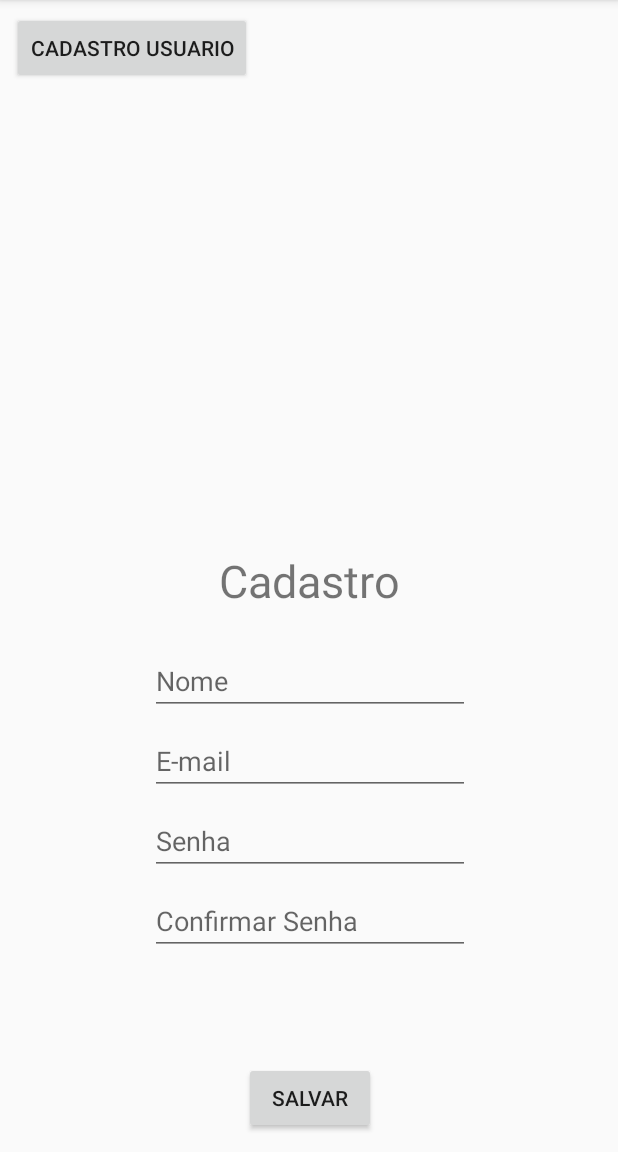
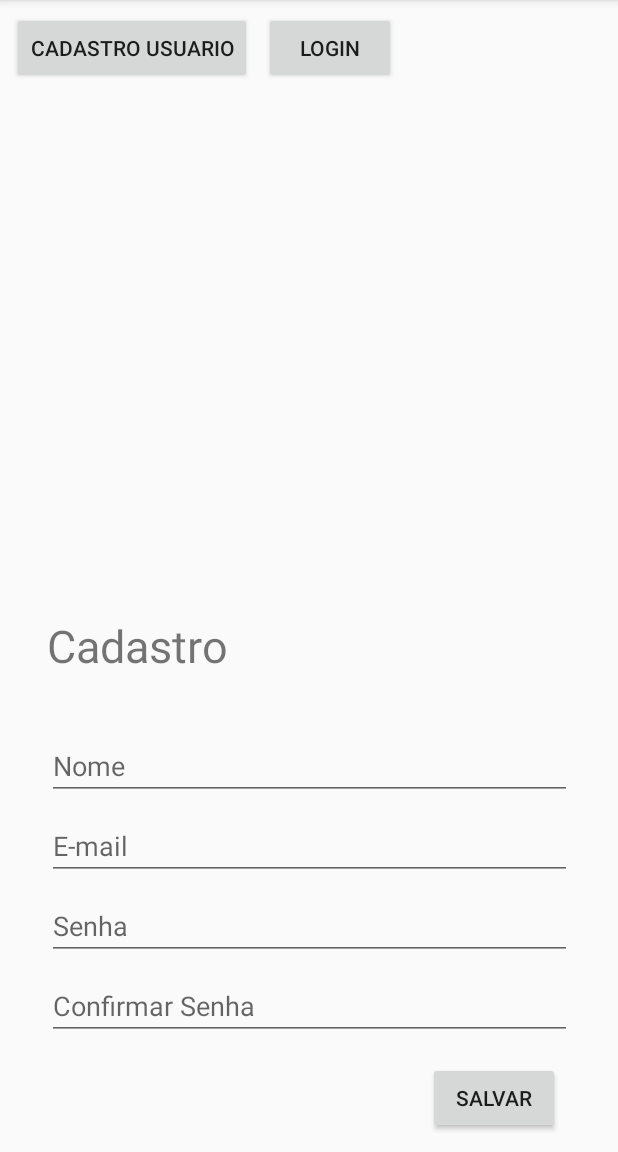
Before and after one commit to angelagra/Projeto-Integrador-IV---Sistema-Web-Modularizavel, an Android app: the screen it shows after launch (TestesFragmentos), after a tap on "CADASTRO USUARIO", on a phone screen of 412 x 824 dp, the part 84-1236 px from its top. Run offline under Robolectric (Android 15) with nearby library versions, the phone set to English and light mode, and no system bars.

Commit message:
Telas Cadastro Usuário

```diff
--- a/HippoSupermecado/app/src/main/java/com/hipposupermecado/TestesFragmentos.java
+++ b/HippoSupermecado/app/src/main/java/com/hipposupermecado/TestesFragmentos.java
@@ -7,7 +7,7 @@ import android.widget.Button;
 
 public class TestesFragmentos extends AppCompatActivity {
 
-    private Button btnCadastroUsuario;
+    private Button btnCadastroUsuario, btnLogin;
 
     @Override
     protected void onCreate(Bundle savedInstanceState) {
@@ -15,6 +15,8 @@ public class TestesFragmentos extends AppCompatActivity {
         setContentView(R.layout.activity_testes_fragmentos);
 
         btnCadastroUsuario = (Button) findViewById(R.id.btnCadastroUsuario);
+        btnLogin = (Button) findViewById(R.id.btnLogin);
+
 
         View.OnClickListener listenerCadastroUsuario = new View.OnClickListener() {
             @Override
@@ -24,5 +26,15 @@ public class TestesFragmentos extends AppCompatActivity {
             }
         };
         btnCadastroUsuario.setOnClickListener(listenerCadastroUsuario);
+
+
+        View.OnClickListener listenerLogin = new View.OnClickListener() {
+            @Override
+            public void onClick(View view) {
+                Login login = new Login();
+                getSupportFragmentManager().beginTransaction().replace(R.id.frameLayout, login).commit();
+            }
+        };
+        btnLogin.setOnClickListener(listenerLogin);
     }
 }
--- a/HippoSupermecado/app/src/main/res/layout/activity_testes_fragmentos.xml
+++ b/HippoSupermecado/app/src/main/res/layout/activity_testes_fragmentos.xml
@@ -9,7 +9,7 @@
     <FrameLayout
         android:id="@+id/frameLayout"
         android:layout_width="350dp"
-        android:layout_height="413dp"
+        android:layout_height="370dp"
         android:layout_marginBottom="4dp"
         android:layout_marginEnd="8dp"
         android:layout_marginStart="8dp"
@@ -29,4 +29,14 @@
         app:layout_constraintStart_toStartOf="parent"
         app:layout_constraintTop_toTopOf="parent" />
 
+    <Button
+        android:id="@+id/btnLogin"
+        android:layout_width="wrap_content"
+        android:layout_height="wrap_content"
+        android:layout_marginStart="8dp"
+        android:layout_marginTop="8dp"
+        android:text="Login"
+        app:layout_constraintStart_toEndOf="@+id/btnCadastroUsuario"
+        app:layout_constraintTop_toTopOf="parent" />
+
 </android.support.constraint.ConstraintLayout>
--- a/HippoSupermecado/app/src/main/res/layout/fragment_cadastro_usuario.xml
+++ b/HippoSupermecado/app/src/main/res/layout/fragment_cadastro_usuario.xml
@@ -10,21 +10,21 @@
 
     <EditText
         android:id="@+id/etNome"
-        android:layout_width="wrap_content"
+        android:layout_width="350dp"
         android:layout_height="wrap_content"
         android:layout_marginEnd="8dp"
         android:layout_marginStart="8dp"
-        android:layout_marginTop="24dp"
+        android:layout_marginTop="8dp"
         android:ems="10"
         android:hint="Nome"
         android:inputType="textPersonName"
         app:layout_constraintEnd_toEndOf="parent"
         app:layout_constraintStart_toStartOf="parent"
-        app:layout_constraintTop_toBottomOf="@+id/textView3" />
+        app:layout_constraintTop_toBottomOf="@+id/tvMsg" />
 
     <EditText
         android:id="@+id/etEmail"
-        android:layout_width="wrap_content"
+        android:layout_width="350dp"
         android:layout_height="wrap_content"
         android:layout_marginEnd="8dp"
         android:layout_marginStart="8dp"
@@ -38,7 +38,7 @@
 
     <EditText
         android:id="@+id/etSenha"
-        android:layout_width="wrap_content"
+        android:layout_width="350dp"
         android:layout_height="wrap_content"
         android:layout_marginEnd="8dp"
         android:layout_marginStart="8dp"
@@ -52,7 +52,7 @@
 
     <EditText
         android:id="@+id/etConfirmarSenha"
-        android:layout_width="wrap_content"
+        android:layout_width="350dp"
         android:layout_height="wrap_content"
         android:layout_marginEnd="8dp"
         android:layout_marginStart="8dp"
@@ -70,15 +70,13 @@
         android:layout_height="wrap_content"
         android:layout_marginBottom="8dp"
         android:layout_marginEnd="8dp"
-        android:layout_marginStart="8dp"
         android:text="Salvar"
         app:layout_constraintBottom_toBottomOf="parent"
-        app:layout_constraintEnd_toEndOf="parent"
-        app:layout_constraintStart_toStartOf="parent" />
+        app:layout_constraintEnd_toEndOf="parent" />
 
     <TextView
         android:id="@+id/textView3"
-        android:layout_width="wrap_content"
+        android:layout_width="350dp"
         android:layout_height="wrap_content"
         android:layout_marginEnd="8dp"
         android:layout_marginStart="8dp"
@@ -88,4 +86,16 @@
         app:layout_constraintEnd_toEndOf="parent"
         app:layout_constraintStart_toStartOf="parent"
         app:layout_constraintTop_toTopOf="parent" />
+
+    <TextView
+        android:id="@+id/tvMsg"
+        android:layout_width="350sp"
+        android:layout_height="wrap_content"
+        android:layout_marginEnd="8dp"
+        android:layout_marginStart="8dp"
+        android:layout_marginTop="10dp"
+        android:textAlignment="center"
+        app:layout_constraintEnd_toEndOf="parent"
+        app:layout_constraintStart_toStartOf="parent"
+        app:layout_constraintTop_toBottomOf="@+id/textView3" />
 </android.support.constraint.ConstraintLayout>
```
Also changed, not shown: HippoSupermecado/app/src/main/java/com/hipposupermecado/CadastroUsuario.java (+18 -18 lines), HippoSupermecado/app/src/main/java/com/hipposupermecado/login.java (+13 -17 lines), HippoSupermecado/app/src/main/res/layout/fragment_login.xml (+22 -14 lines).
